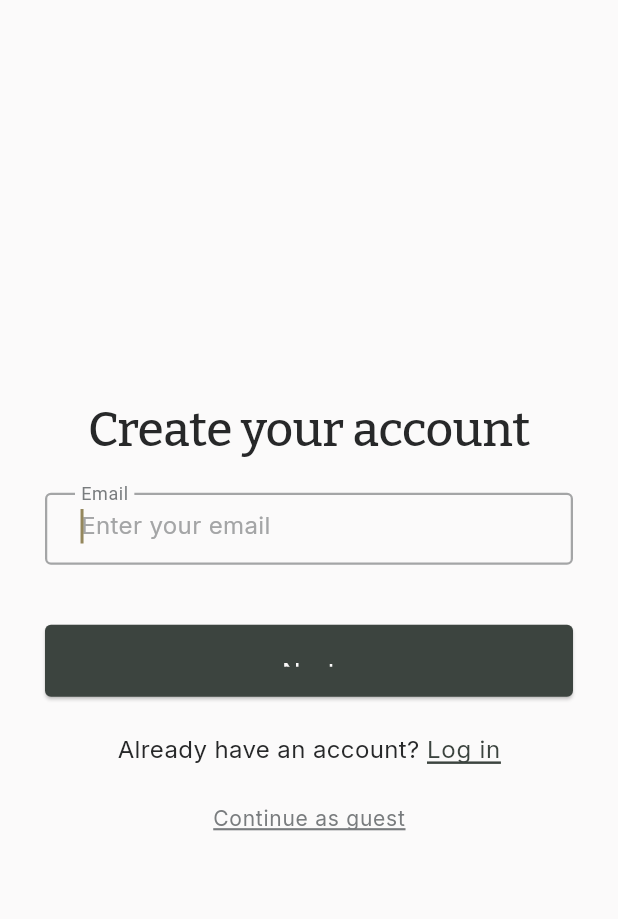
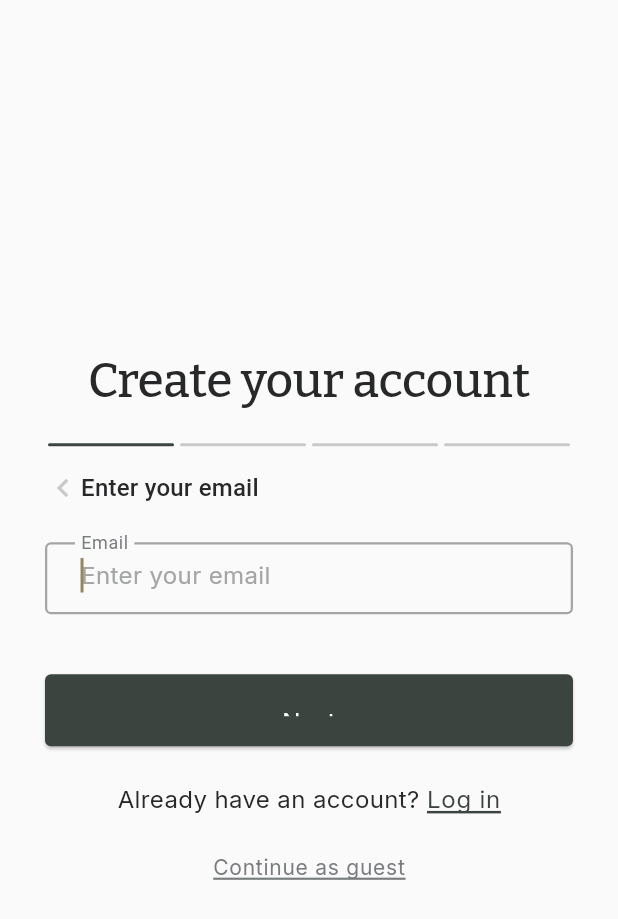
Before and after one commit to evelyn-2022/loop-desktop, a Flutter app: the SignUpScreen screen opened by its route, on a phone screen of 412 x 824 dp. Shown: the top 919 px of the screen. Run offline on Flutter 3.47's test engine with Material 3 defaults, Android fonts, the phone set to English and light mode, and no system bars; our stand-ins replace dio, flutter_svg, google_fonts, jwt_decoder, shared_preferences; accounts and stored records are empty.

Commit message:
Add progress bar to signup screen

```diff
--- /dev/null
+++ b/lib/ui/auth/signup/widgets/progress_bar.dart
@@ -0,0 +1,38 @@
+import 'package:flutter/material.dart';
+import 'package:loop/theme/app_dimensions.dart';
+
+class ProgressBar extends StatelessWidget {
+  final int currentStep;
+  final int totalSteps;
+
+  const ProgressBar({
+    super.key,
+    required this.currentStep,
+    required this.totalSteps,
+  });
+
+  @override
+  Widget build(BuildContext context) {
+    final colorScheme = Theme.of(context).colorScheme;
+
+    return Row(
+      children: List.generate(totalSteps, (index) {
+        final isActive = index <= currentStep;
+        return Expanded(
+          child: Container(
+            margin: const EdgeInsets.symmetric(
+                horizontal: AppDimensions.strokeWidthLg),
+            height: AppDimensions.strokeWidthLg,
+            decoration: BoxDecoration(
+              color: isActive
+                  ? colorScheme.primary
+                  : colorScheme.outline,
+              borderRadius: BorderRadius.circular(
+                  AppDimensions.buttonBorderRadius),
+            ),
+          ),
+        );
+      }),
+    );
+  }
+}
--- a/lib/ui/auth/signup/widgets/signup_screen.dart
+++ b/lib/ui/auth/signup/widgets/signup_screen.dart
@@ -1,6 +1,7 @@
 import 'package:flutter/material.dart';
 import 'package:flutter/services.dart';
 import 'package:loop/theme/app_dimensions.dart';
+import 'package:loop/ui/auth/signup/widgets/progress_bar.dart';
 import 'package:loop/ui/shared/widgets/app_button.dart';
 import 'package:loop/ui/shared/widgets/app_link.dart';
 import 'package:loop/ui/shared/widgets/app_text_field.dart';
@@ -38,6 +39,13 @@ class _SignUpScreenState extends State<SignUpScreen> {
 
   int _currentStep = 0;
   bool _submitAttempted = false;
+
+  final List<String> _stepInstructions = [
+    "Enter your email",
+    "Create a password",
+    "Confirm your password",
+    "Choose a username",
+  ];
 
   @override
   void initState() {
@@ -103,11 +111,64 @@ class _SignUpScreenState extends State<SignUpScreen> {
     }
   }
 
+  @override
+  void dispose() {
+    _emailController.dispose();
+    _passwordController.dispose();
+    _confirmController.dispose();
+    _usernameController.dispose();
+    _emailFocus.dispose();
+    _passwordFocus.dispose();
+    _confirmFocus.dispose();
+    _usernameFocus.dispose();
+    _keyboardListenerFocus.dispose();
+    super.dispose();
+  }
+
   void _submit() {
     print("✅ Sign Up Info:");
     print("Email: ${_emailController.text}");
     print("Password: ${_passwordController.text}");
     print("Username: ${_usernameController.text}");
+  }
+
+  Widget _buildTopBar() {
+    final theme = Theme.of(context);
+
+    return Row(
+      children: [
+        IconButton(
+          icon: const Icon(Icons.chevron_left),
+          onPressed: () {
+            setState(() {
+              _currentStep--;
+              _submitAttempted = false;
+            });
+            WidgetsBinding.instance
+                .addPostFrameCallback((_) {
+              switch (_currentStep) {
+                case 0:
+                  _emailFocus.requestFocus();
+                  break;
+                case 1:
+                  _passwordFocus.requestFocus();
+                  break;
+                case 2:
+                  _confirmFocus.requestFocus();
+                  break;
+                case 3:
+                  _usernameFocus.requestFocus();
+                  break;
+              }
+            });
+          },
+        ),
+        Text(
+          _stepInstructions[_currentStep],
+          style: theme.textTheme.titleMedium,
+        ),
+      ],
+    );
   }
 
   Widget _buildStepContent(BuildContext context) {
@@ -178,17 +239,6 @@ class _SignUpScreenState extends State<SignUpScreen> {
   }
 
   @override
-  void dispose() {
-    _emailController.dispose();
-    _passwordController.dispose();
-    _confirmController.dispose();
-    _usernameController.dispose();
-    _emailFocus.dispose();
-    _keyboardListenerFocus.dispose();
-    super.dispose();
-  }
-
-  @override
   Widget build(BuildContext context) {
     final theme = Theme.of(context);
 
@@ -223,6 +273,15 @@ class _SignUpScreenState extends State<SignUpScreen> {
                   ),
                   const SizedBox(
                       height: AppDimensions.gapMd),
+                  ProgressBar(
+                    currentStep: _currentStep,
+                    totalSteps: 4,
+                  ),
+                  const SizedBox(
+                      height: AppDimensions.gapSm),
+                  _buildTopBar(),
+                  const SizedBox(
+                      height: AppDimensions.gapMd),
                   Form(
                     key: _formKey,
                     child: _buildStepContent(context),
@@ -237,6 +296,7 @@ class _SignUpScreenState extends State<SignUpScreen> {
                   ),
                   const SizedBox(
                       height: AppDimensions.gapMd),
+                  if (_currentStep == 0) ...[
                     Row(
                       mainAxisAlignment:
                           MainAxisAlignment.center,
@@ -262,6 +322,7 @@ class _SignUpScreenState extends State<SignUpScreen> {
                               context, '/home'),
                     ),
                   ],
+                ],
               ),
             ),
           ),
--- a/lib/ui/shared/widgets/app_text_field.dart
+++ b/lib/ui/shared/widgets/app_text_field.dart
@@ -58,9 +58,11 @@ class _AppTextFieldState extends State<AppTextField> {
     _focusNode.addListener(() {
       if (!_focusNode.hasFocus &&
           (_wasTouched || widget.submitAttempted)) {
-        setState(() {
-          _showError = true;
-        });
+        if (mounted) {
+          setState(() {
+            _showError = true;
+          });
+        }
       }
     });
 
@@ -91,7 +93,9 @@ class _AppTextFieldState extends State<AppTextField> {
   @override
   void dispose() {
     widget.controller.removeListener(_controllerListener);
-    _focusNode.dispose();
+    if (widget.focusNode == null) {
+      _focusNode.dispose();
+    }
     super.dispose();
   }
 
```
Lines whose indentation alone changed are shown as unchanged.
